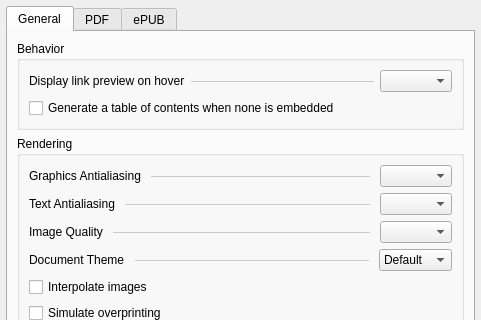
The window that src/generator/config/settingswidget.ui (l4rzy/okular-mupdf-ng) describes before a commit, drawn with Qt 5; both pictures show x 0 to 481 and y 0 to 320 of the 481 by 697 pixel window.
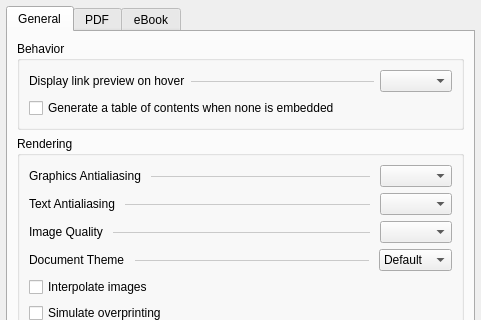
The same window after the commit. Custom widgets are drawn as their Qt base class.

Commit message: chore: rename epub settings to ebook

```diff
--- a/src/generator/config/settingswidget.ui
+++ b/src/generator/config/settingswidget.ui
@@ -833,7 +833,7 @@
      </widget>
      <widget class="QWidget" name="epubTab">
       <attribute name="title">
-       <string>ePUB</string>
+       <string>eBook</string>
       </attribute>
       <layout class="QVBoxLayout" name="epubTabLayout">
        <item>
```
The commit also changes 2 other files.
